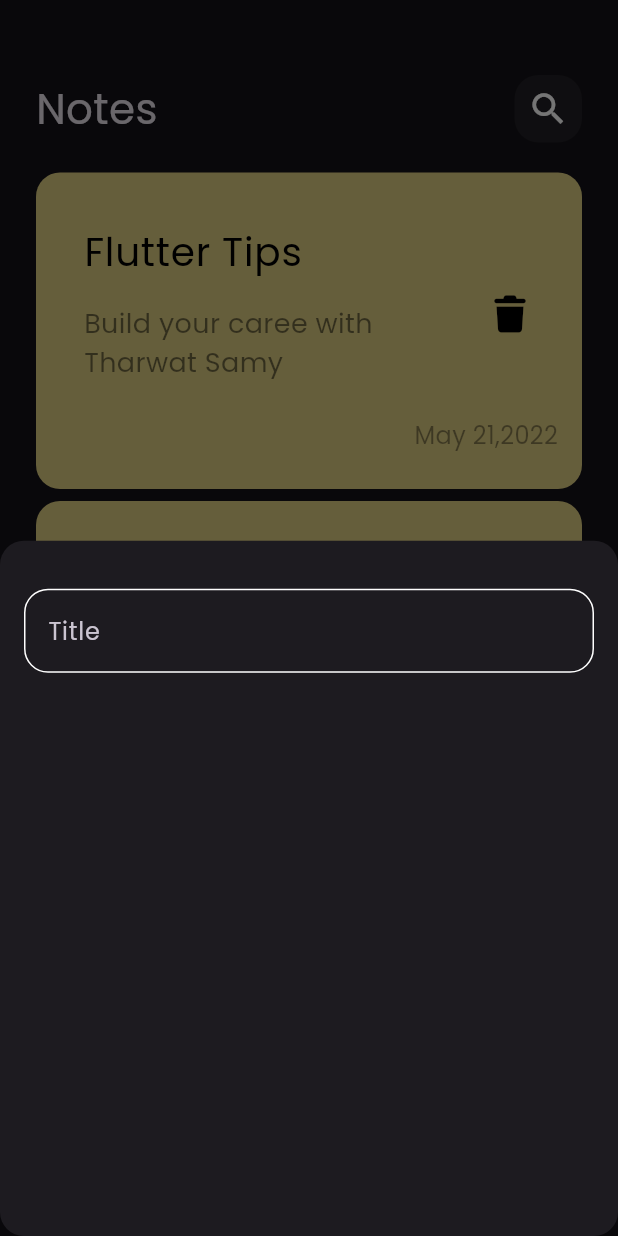
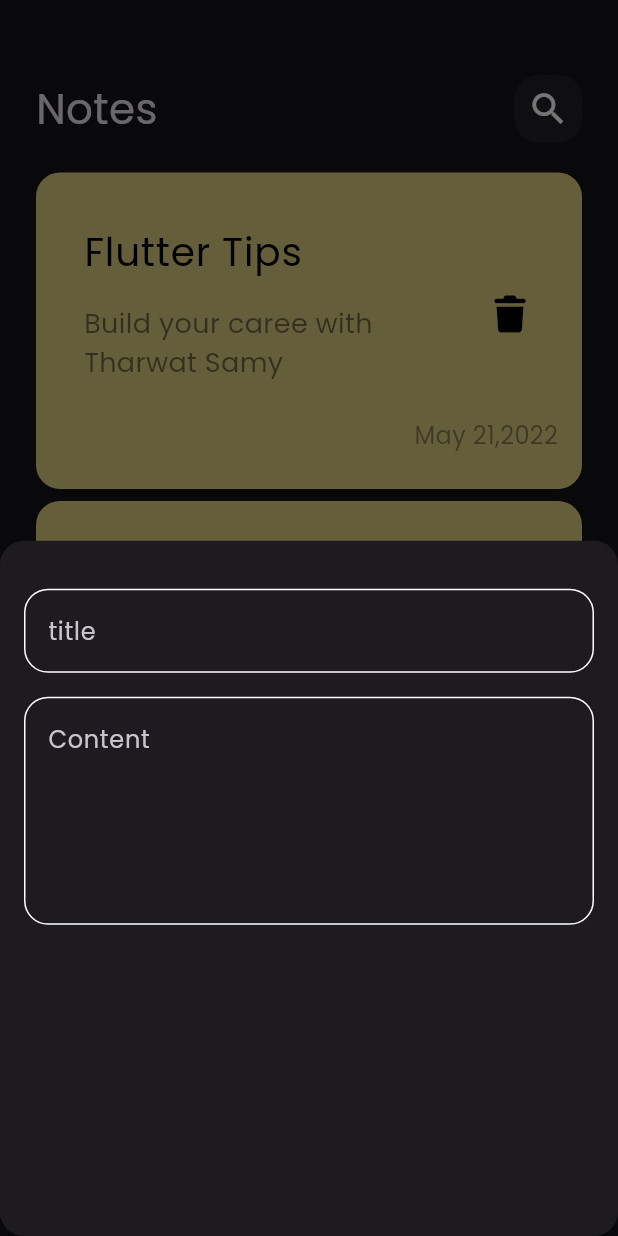
Before and after one commit to MouadKassid/notes_app, a Flutter app: the screen it shows after launch, after a tap on the "add" icon, on a phone screen of 412 x 824 dp. Run offline on Flutter 3.47's test engine with Material 3 defaults, Android fonts, the phone set to English and light mode, and no system bars; our stand-ins replace font_awesome_flutter.

Commit message:
add fields to notes buttom sheet

```diff
--- a/lib/views/widgets/add_note_buttom_sheet.dart
+++ b/lib/views/widgets/add_note_buttom_sheet.dart
@@ -8,7 +8,14 @@ class AddnoteButtomSheet extends StatelessWidget {
   Widget build(BuildContext context) {
     return Padding(
       padding: const EdgeInsets.symmetric(horizontal: 16),
-      child: Column(children: [SizedBox(height: 32), CustomTextField()]),
+      child: Column(
+        children: const [
+          SizedBox(height: 32),
+          CustomTextField(hint: "title"),
+          SizedBox(height: 16),
+          CustomTextField(hint: "Content", maxLines: 5),
+        ],
+      ),
     );
   }
 }
--- a/lib/views/widgets/custom_text_filed.dart
+++ b/lib/views/widgets/custom_text_filed.dart
@@ -2,14 +2,16 @@ import 'package:flutter/material.dart';
 import 'package:notes_app/constants.dart';
 
 class CustomTextField extends StatelessWidget {
-  const CustomTextField({super.key});
-
+  const CustomTextField({super.key, required this.hint, this.maxLines = 1});
+  final String hint;
+  final int maxLines;
   @override
   Widget build(BuildContext context) {
     return TextField(
       cursorColor: KPrimaryColor,
+      maxLines: maxLines,
       decoration: InputDecoration(
-        hintText: "Title",
+        hintText: hint,
         // hintStyle: const TextStyle(color: KPrimaryColor),
         border: BuildBorder(),
         enabledBorder: BuildBorder(),
```
